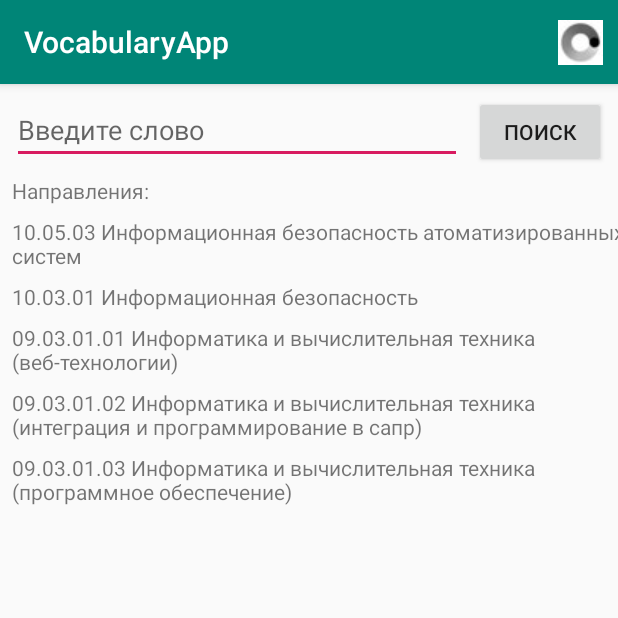
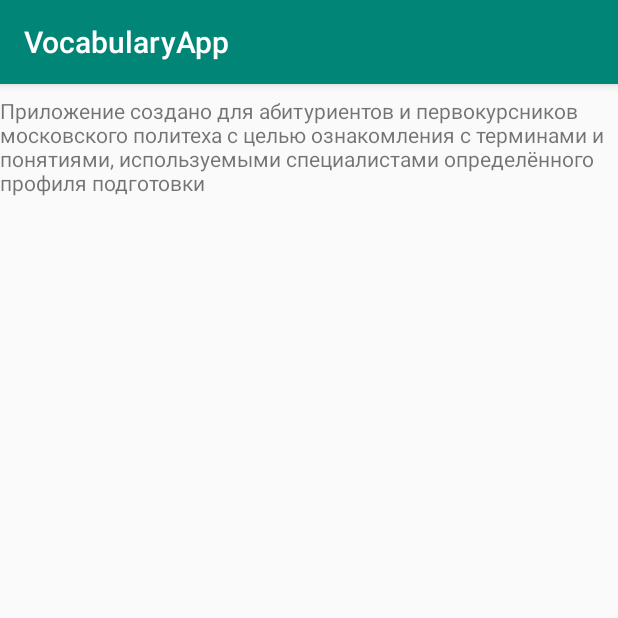
Before and after one commit to pirogovaaaaaa/slovar_polytech, an Android app: the screen it shows after launch (MainActivity before the commit, AboutAppActivity after it), in the options menu, after a tap on "О приложении", on a phone screen of 412 x 824 dp, the top half of it. Run offline under Robolectric (Android 15) with nearby library versions, the phone set to English and light mode, and no system bars.

Commit message:
A description has been added to the “About Application” section. “The application has been created for applicants and first-year students at a Moscow Polytechnic University in order to familiarize themselves with the terms and concepts used by specialists in a particular training profile” - done.

```diff
--- a/AndroidApp/VocabularyApp/app/src/main/AndroidManifest.xml
+++ b/AndroidApp/VocabularyApp/app/src/main/AndroidManifest.xml
@@ -9,7 +9,8 @@
         android:roundIcon="@mipmap/ic_launcher_round"
         android:supportsRtl="true"
         android:theme="@style/AppTheme">
-        <activity android:name=".AddWordActivity"></activity>
+        <activity android:name=".AboutAppActivity"></activity>
+        <activity android:name=".AddWordActivity" />
         <activity android:name=".AboutUsActivity" />
         <activity android:name=".MainActivity">
             <intent-filter>
--- /dev/null
+++ b/AndroidApp/VocabularyApp/app/src/main/java/com/example/vocabularyapp/AboutAppActivity.java
@@ -0,0 +1,13 @@
+package com.example.vocabularyapp;
+
+import android.support.v7.app.AppCompatActivity;
+import android.os.Bundle;
+
+public class AboutAppActivity extends AppCompatActivity {
+
+    @Override
+    protected void onCreate(Bundle savedInstanceState) {
+        super.onCreate(savedInstanceState);
+        setContentView(R.layout.activity_about_app);
+    }
+}
--- a/AndroidApp/VocabularyApp/app/src/main/java/com/example/vocabularyapp/MainActivity.java
+++ b/AndroidApp/VocabularyApp/app/src/main/java/com/example/vocabularyapp/MainActivity.java
@@ -35,7 +35,8 @@ public class MainActivity extends AppCompatActivity {
                 startActivity(intentAboutUs);
                 return true;
             case R.id.about_app:
-                // TODO О приложении
+                Intent intentAboutApp = new Intent(this, AboutAppActivity.class);
+                startActivity(intentAboutApp);
                 return true;
             case R.id.add_word:
                 Intent intentAddWord = new Intent(this, AddWordActivity.class);
--- /dev/null
+++ b/AndroidApp/VocabularyApp/app/src/main/res/layout/activity_about_app.xml
@@ -0,0 +1,22 @@
+<?xml version="1.0" encoding="utf-8"?>
+<android.support.constraint.ConstraintLayout xmlns:android="http://schemas.android.com/apk/res/android"
+    xmlns:app="http://schemas.android.com/apk/res-auto"
+    xmlns:tools="http://schemas.android.com/tools"
+    android:layout_width="match_parent"
+    android:layout_height="match_parent"
+    tools:context=".AboutAppActivity">
+
+    <TextView
+        android:id="@+id/textView"
+        android:layout_width="wrap_content"
+        android:layout_height="wrap_content"
+        android:layout_marginStart="8dp"
+        android:layout_marginLeft="8dp"
+        android:layout_marginTop="8dp"
+        android:layout_marginEnd="8dp"
+        android:layout_marginRight="8dp"
+        android:text="@string/aboutAppText"
+        app:layout_constraintEnd_toEndOf="parent"
+        app:layout_constraintStart_toStartOf="parent"
+        app:layout_constraintTop_toTopOf="parent" />
+</android.support.constraint.ConstraintLayout>
--- a/AndroidApp/VocabularyApp/app/src/main/res/layout/activity_about_us.xml
+++ b/AndroidApp/VocabularyApp/app/src/main/res/layout/activity_about_us.xml
@@ -36,7 +36,7 @@
         android:layout_marginTop="8dp"
         android:layout_marginEnd="8dp"
         android:layout_marginRight="8dp"
-        android:text="@string/TeamEnd"
+        android:text="@string/teamEnd"
         app:layout_constraintEnd_toEndOf="parent"
         app:layout_constraintStart_toStartOf="parent"
         app:layout_constraintTop_toBottomOf="@+id/textDevelopersList" />
--- a/AndroidApp/VocabularyApp/app/src/main/res/values/strings.xml
+++ b/AndroidApp/VocabularyApp/app/src/main/res/values/strings.xml
@@ -31,5 +31,6 @@
     <string name="enterDescription">Введите описание</string>
     <string name="exit">Выход</string>
     <string name="apply">Применить</string>
-    <string name="TeamEnd">Команда студентов первого курса факультета информационных технологий московского политехнического университета</string>
+    <string name="teamEnd">Команда студентов первого курса факультета информационных технологий московского политехнического университета</string>
+    <string name="aboutAppText">Приложение создано для абитуриентов и первокурсников московского политеха с целью ознакомления с терминами и понятиями, используемыми специалистами определённого профиля подготовки</string>
 </resources>
```
